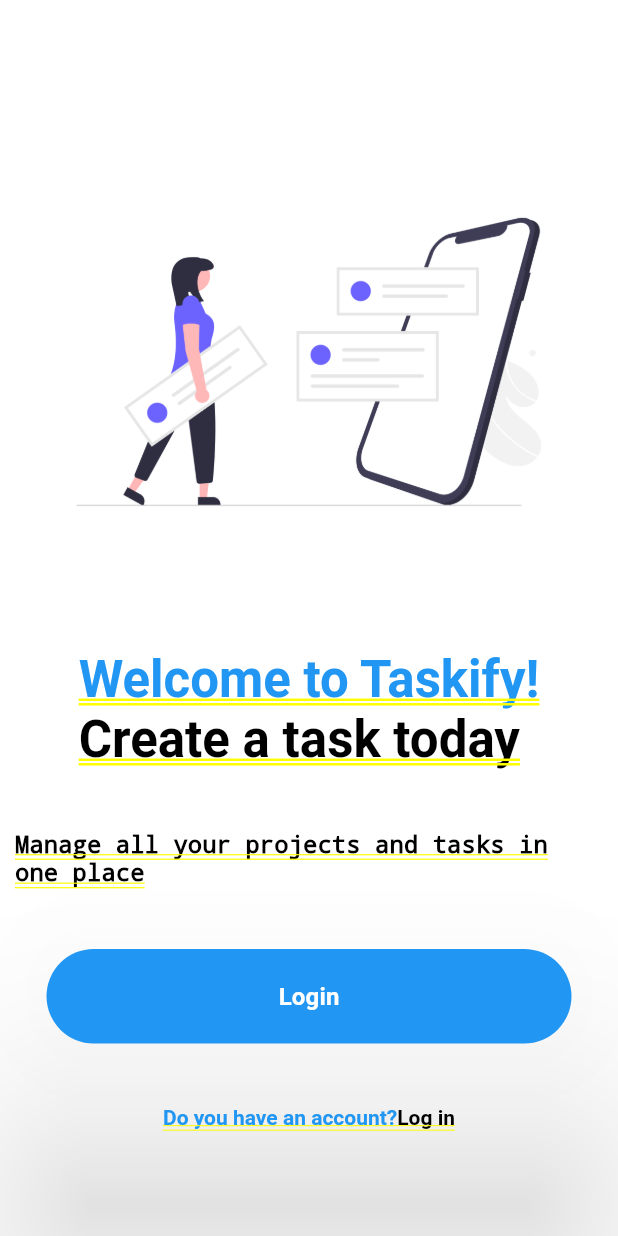
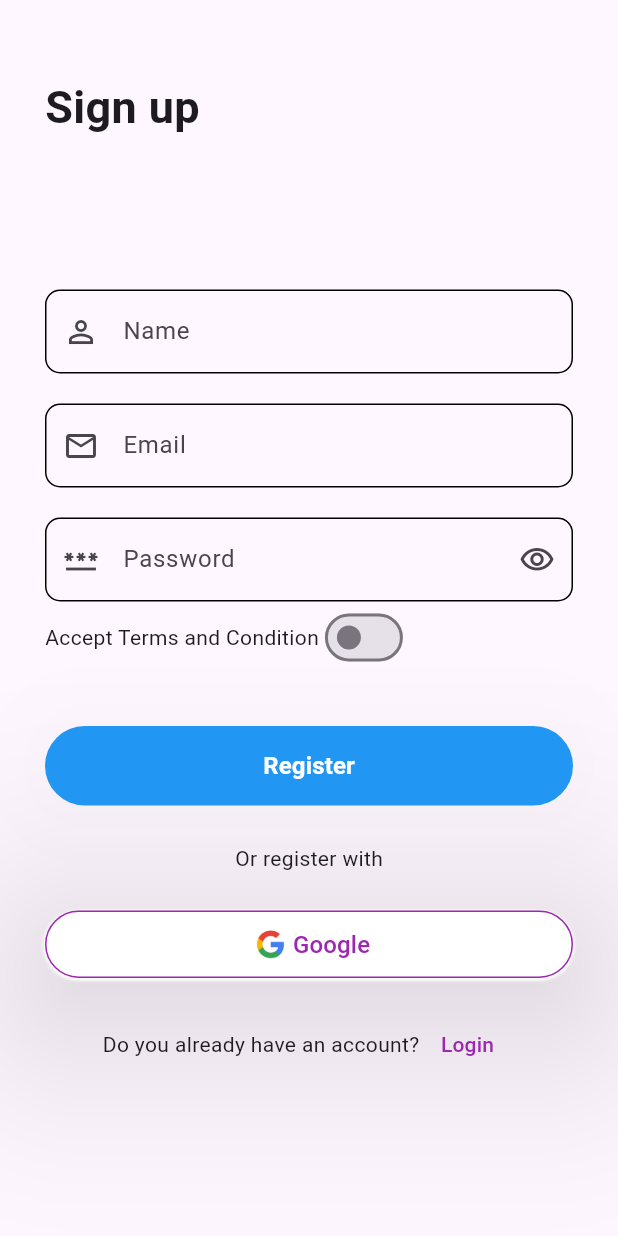
Before and after one commit to AYOPELUMI/Tasksify-App, a Flutter app: the screen it shows after launch, on a phone screen of 412 x 824 dp. Run offline on Flutter 3.47's test engine with Material 3 defaults, Android fonts, the phone set to English and light mode, and no system bars.

Commit message:
added sign up page

```diff
--- /dev/null
+++ b/lib/AnimatedToggleSwitch.dart
@@ -0,0 +1,24 @@
+import 'package:flutter/material.dart';
+
+class AnimatedToggleSwitch extends StatefulWidget {
+  @override
+  _AnimatedToggleSwitchState createState() => _AnimatedToggleSwitchState();
+}
+
+class _AnimatedToggleSwitchState extends State<AnimatedToggleSwitch> {
+  bool isSwitched = false;
+    void _toggleSwitch(bool value) {
+    setState(() {
+      isSwitched = value;
+    });
+  }
+  @override
+  Widget build(BuildContext context) {
+        return Switch(
+      value: isSwitched,
+      onChanged: _toggleSwitch,
+      activeTrackColor: Colors.lightGreenAccent,
+      activeColor: Colors.green,
+    );
+  }
+}
--- a/lib/Login.dart
+++ b/lib/Login.dart
@@ -0,0 +1,217 @@
+import 'package:flutter/material.dart';
+import 'package:task_app/AnimatedToggleSwitch.dart';
+
+class FormScreen extends StatefulWidget {
+  const FormScreen({super.key});
+
+  @override
+  State<FormScreen> createState() => _FormScreenState();
+}
+
+class _FormScreenState extends State<FormScreen> {
+
+
+  final _formKey = GlobalKey<FormState>();
+  final isLoading = false;
+    final FocusNode _focusNodeEmail = FocusNode();
+  final FocusNode _focusNodePassword = FocusNode();
+  final TextEditingController _controllerName = TextEditingController();
+  final TextEditingController _controllerEmail = TextEditingController();
+  final TextEditingController _controllerPassword = TextEditingController();
+
+  bool _obscurePassword = true;
+
+  void _submit(){
+    final isValid = _formKey.currentState?.validate();
+
+    if(isValid!){
+      return;
+    }
+    _formKey.currentState?.save();
+  }
+
+  @override
+  Widget build(BuildContext context) {
+    return Scaffold(
+      body:  Form(
+        key: _formKey,
+        autovalidateMode: AutovalidateMode.onUserInteraction,
+        child: SingleChildScrollView(
+        padding: EdgeInsets.fromLTRB(30.0, 50.0, 30.0, 50.0),
+        child: Column(
+            mainAxisAlignment: MainAxisAlignment.spaceEvenly,
+              crossAxisAlignment: CrossAxisAlignment.stretch,
+            children: [
+                                  const Text(
+                      "Sign up",
+                      style: TextStyle(
+                        fontSize: 30,
+                        fontWeight: FontWeight.bold,
+                      ),
+                    ),
+              const SizedBox(height: 100),
+              TextFormField(
+                keyboardType: TextInputType.name,
+                 controller: _controllerName,
+                decoration : InputDecoration(
+                  labelText: "Name",
+                  prefixIcon: const Icon(Icons.person_outline),
+                  border: OutlineInputBorder(
+                    borderRadius: BorderRadius.circular(10),
+                  ),
+                  enabledBorder: OutlineInputBorder(
+                    borderRadius: BorderRadius.circular(10),
+                  ),
+                ),
+                validator:(String? value){
+                  if( value == null || value.isEmpty){
+                    return "Phone Number should be more than 10";
+                  }
+                  return null;
+                },
+                 onEditingComplete: () => _focusNodeEmail.requestFocus(),
+              ),
+              const SizedBox(height: 20),
+              TextFormField(
+                keyboardType: TextInputType.emailAddress,
+                controller: _controllerEmail,
+                focusNode: _focusNodeEmail,
+                decoration: InputDecoration(
+                  labelText: "Email",
+                  prefixIcon: const Icon(Icons.email_outlined),
+                  border: OutlineInputBorder(
+                    borderRadius: BorderRadius.circular(10),
+                  ),
+                  enabledBorder: OutlineInputBorder(
+                    borderRadius: BorderRadius.circular(10),
+                  ),
+                ),
+                validator: (value){
+                  if(value!.isEmpty || !RegExp(r"^[a-zA-Z0-9.a-zA-Z0-9.!#$%&'*+-/=?^_`{|}~]+@[a-zA-Z0-9]+\.[a-zA-Z]+").hasMatch(value)){
+                    return " enter a valid email";
+                  }
+                  return null;
+                },
+                onEditingComplete: () => _focusNodePassword.requestFocus(),
+              ),
+                            const SizedBox(height: 20),
+              TextFormField(
+                controller: _controllerPassword,
+                obscureText: _obscurePassword,
+                focusNode: _focusNodePassword,
+                  keyboardType: TextInputType.visiblePassword,
+                decoration: InputDecoration(
+                  labelText: "Password",
+                  prefixIcon: const Icon(Icons.password_outlined),
+                  suffixIcon: IconButton(
+                      onPressed: () {
+                        setState(() {
+                          _obscurePassword = !_obscurePassword;
+                        });
+                      },
+                      icon: _obscurePassword
+                          ? const Icon(Icons.visibility_outlined)
+                          : const Icon(Icons.visibility_off_outlined)),
+                  border: OutlineInputBorder(
+                    borderRadius: BorderRadius.circular(10),
+                  ),
+                  enabledBorder: OutlineInputBorder(
+                    borderRadius: BorderRadius.circular(10),
+                  ),
+                ),
+                validator:(value){
+                  if(value!.isEmpty || value.length <6){
+                    return "Password must be at least 6 characters";
+                  }
+                  return null;
+                }
+              ),
+              Row(
+                children:[
+                  Text(
+                    "Accept Terms and Condition"
+                  ),
+                  AnimatedToggleSwitch()
+                ]
+              ),
+              const SizedBox(height: 35),
+              ElevatedButton(
+                onPressed: (){_submit();},
+                 style: ButtonStyle(
+                    minimumSize: WidgetStateProperty.all<Size>(Size(350, 20)),
+                    backgroundColor: WidgetStateProperty.all<Color>(Colors.blue),
+                    foregroundColor: WidgetStateProperty.all<Color>(Colors.red),
+                    elevation: WidgetStateProperty.all<double>(70),
+                    alignment: Alignment.center,
+                    padding: WidgetStateProperty.all<EdgeInsets>( EdgeInsets.all(15))
+                  ),
+                  child: Text("Register",
+                  style: TextStyle(
+                    fontSize: 16,
+                    fontWeight: FontWeight.bold,
+                    color: Colors.white
+                  ),),
+              ),
+              const SizedBox(height: 25),
+                const Center(child: Text("Or register with")),
+              const SizedBox(height: 25),
+              Container(
+                  height: 45,
+                  decoration: BoxDecoration(
+                    borderRadius: BorderRadius.circular(25),
+                    border: Border.all(
+                      color: Colors.purple,
+                    ),
+                    boxShadow: [
+                      BoxShadow(
+                        color: Colors.white,
+                        spreadRadius: 1,
+                        blurRadius: 1,
+                        offset: const Offset(0, 1), // changes position of shadow
+                      ),
+                    ],
+                  ),
+                  child: TextButton(
+                    onPressed: () {},
+                    child: Row(
+                      mainAxisAlignment: MainAxisAlignment.center,
+                      children: [
+                        Container(
+                          height: 30.0,
+                          width: 30.0,
+                          decoration: const BoxDecoration(
+                            image: DecorationImage(
+                                image:   AssetImage('assets/google.png'),
+                                fit: BoxFit.cover),
+                            shape: BoxShape.circle,
+                          ),
+                        ),
+                        const Text("Google",
+                          style: TextStyle(
+                            fontSize: 16,
+                            color: Colors.purple,
+                          ),
+                        ),
+                      ],
+                    ),
+                  ),
+                ),
+              const SizedBox(height: 20),
+
+               Row(
+                  mainAxisAlignment: MainAxisAlignment.center,
+                  children: <Widget>[
+                    const Text("Do you already have an account?"),
+                    TextButton(
+                        onPressed: () {
+                        },
+                        child: const Text("Login", style: TextStyle(color: Colors.purple),)
+                    )
+            ],),
+        ],
+        ),
+      ),
+      )
+    );
+  }
+}
--- a/lib/LoginScreen.dart
+++ b/lib/LoginScreen.dart
@@ -22,7 +22,7 @@ class LoginScreen extends StatelessWidget {
                 Text.rich(
                 TextSpan(
                   children: <TextSpan>[
-                    TextSpan(text: "Welcome to Taskify!",
+                    TextSpan(text: "Welcome to Tasksify!",
                     style:TextStyle(
                       color: Colors.blue,
                       fontSize: 34,
@@ -43,12 +43,12 @@ class LoginScreen extends StatelessWidget {
                 ElevatedButton(
                   onPressed: (){},
                   style: ButtonStyle(
-                    minimumSize: MaterialStateProperty.all<Size>(Size(350, 20)),
-                    backgroundColor: MaterialStateProperty.all<Color>(Colors.blue),
-                    foregroundColor: MaterialStateProperty.all<Color>(Colors.red),
-                    elevation: MaterialStateProperty.all<double>(70),
+                    minimumSize: WidgetStateProperty.all<Size>(Size(350, 20)),
+                    backgroundColor: WidgetStateProperty.all<Color>(Colors.blue),
+                    foregroundColor: WidgetStateProperty.all<Color>(Colors.red),
+                    elevation: WidgetStateProperty.all<double>(70),
                     alignment: Alignment.center,
-                    padding: MaterialStateProperty.all<EdgeInsets>( EdgeInsets.all(20))
+                    padding: WidgetStateProperty.all<EdgeInsets>( EdgeInsets.all(20))
                   ),
                   child: Text("Login",
                   style: TextStyle(
--- a/lib/main.dart
+++ b/lib/main.dart
@@ -1,5 +1,5 @@
 import 'package:flutter/material.dart';
-import 'package:task_app/LoginScreen.dart';
+import 'package:task_app/Login.dart';
 
 
 void main() {
@@ -15,7 +15,7 @@ class ToDoApp extends StatelessWidget {
     return MaterialApp(
         title: "Task List",
         theme: ThemeData(primaryColor: Colors.blue),
-        home: const LoginScreen(),
+        home: const FormScreen(),
         debugShowCheckedModeBanner: false
     );
   }
--- a/pubspec.yaml
+++ b/pubspec.yaml
@@ -61,6 +61,8 @@ flutter:
   # To add assets to your application, add an assets section, like this:
   assets:
     - assets/home_image.png
+    - assets/google.png
+    - assets/google.jfif
 
   # An image asset can refer to one or more resolution-specific "variants", see
   # https://flutter.dev/assets-and-images/#resolution-aware
```
Also changed, not shown: assets/google.png (added), lib/HomeScreen.dart (added), 1 other file.
